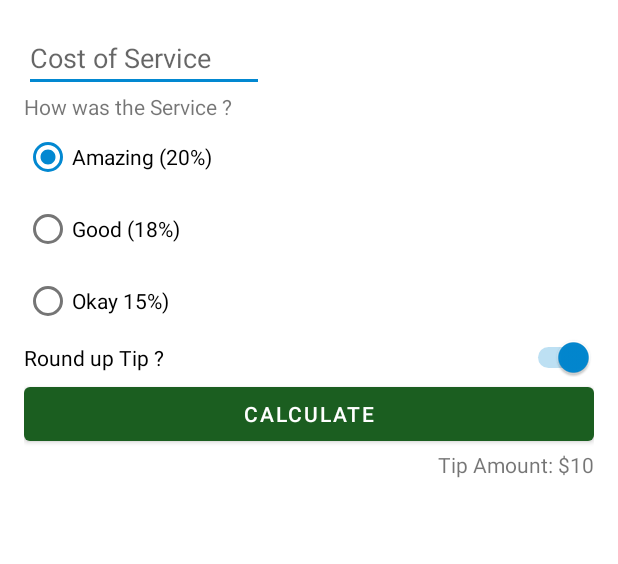
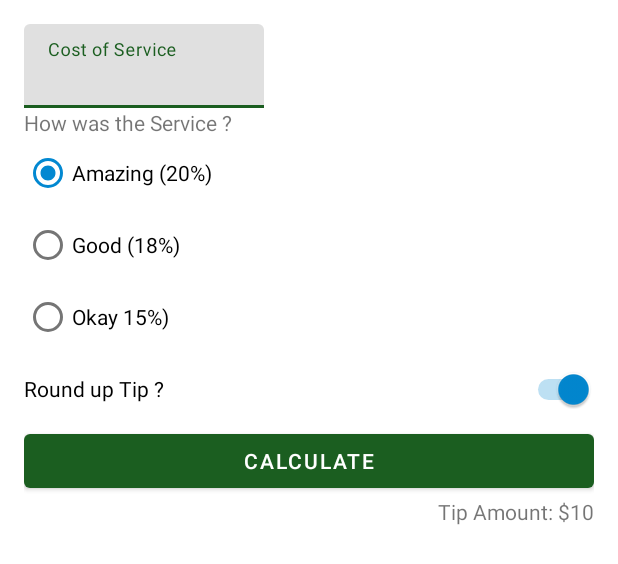
Before and after one commit to mohittalwar23/androiddev, an Android app: the layout activity_main.xml on its own in the app's theme, with its tools: preview values and no code run, on a phone screen of 412 x 824 dp. Shown: the top 564 px of the screen. Run offline under Robolectric (Android 15) with nearby library versions, the phone set to English and light mode, and no system bars.

Commit message:
NEW UI UPDATE

```diff
--- a/TipCalculator/app/src/main/java/com/example/tipcalculator/MainActivity.kt
+++ b/TipCalculator/app/src/main/java/com/example/tipcalculator/MainActivity.kt
@@ -3,6 +3,7 @@ import android.os.Bundle
 import androidx.appcompat.app.AppCompatActivity
 import com.example.tipcalculator.databinding.ActivityMainBinding
 import java.text.NumberFormat
+import java.util.Locale
 
 class MainActivity : AppCompatActivity() {
 
@@ -18,7 +19,7 @@ class MainActivity : AppCompatActivity() {
     }
 
     private fun calculateTip() {
-        val stringInTextField = binding.costOfService.text.toString()
+        val stringInTextField = binding.costOfService.editText?.text.toString()
         val cost = stringInTextField.toDoubleOrNull()
         if (cost == null) {
             binding.tipResult.text = ""
@@ -35,8 +36,8 @@ class MainActivity : AppCompatActivity() {
         if (binding.roundUpSwitch.isChecked) {
             tip = kotlin.math.ceil(tip)
         }
-
-        val formattedTip = NumberFormat.getCurrencyInstance().format(tip)
+        val currencyFormat = NumberFormat.getCurrencyInstance(Locale("en", "IN"))
+        val formattedTip = currencyFormat.format(tip)
         binding.tipResult.text = getString(R.string.tip_amount, formattedTip)
     }
 }
--- a/TipCalculator/app/src/main/res/layout/activity_main.xml
+++ b/TipCalculator/app/src/main/res/layout/activity_main.xml
@@ -1,5 +1,6 @@
 <?xml version="1.0" encoding="utf-8"?>
-<androidx.constraintlayout.widget.ConstraintLayout xmlns:android="http://schemas.android.com/apk/res/android"
+<androidx.constraintlayout.widget.ConstraintLayout
+    xmlns:android="http://schemas.android.com/apk/res/android"
     xmlns:app="http://schemas.android.com/apk/res-auto"
     xmlns:tools="http://schemas.android.com/tools"
     android:layout_width="match_parent"
@@ -7,14 +8,23 @@
     android:padding="16dp"
     tools:context=".MainActivity">
 
-    <EditText
+    <com.google.android.material.textfield.TextInputLayout
         android:id="@+id/cost_of_service"
         android:layout_width="160dp"
         android:layout_height="wrap_content"
-        android:hint="@string/cost_of_service"
-        android:inputType="numberDecimal"
+        android:hint="@string/cost_of_service_edit_text"
         app:layout_constraintStart_toStartOf="parent"
-        app:layout_constraintTop_toTopOf="parent" />
+        app:layout_constraintTop_toTopOf="parent">
+
+        <com.google.android.material.textfield.TextInputEditText
+            android:id="@+id/cost_of_service_edit_text"
+            android:layout_width="match_parent"
+            android:layout_height="wrap_content"
+            android:inputType="numberDecimal" />
+
+    </com.google.android.material.textfield.TextInputLayout>
+
+
 
     <TextView
         android:id="@+id/service_question"
@@ -56,7 +66,7 @@
     <Switch
         android:id="@+id/round_up_switch"
         android:layout_width="0dp"
-        android:layout_height="wrap_content"
+        android:layout_height="48dp"
         android:checked="true"
         android:text="@string/round_up_tip"
         app:layout_constraintEnd_toEndOf="parent"
--- a/TipCalculator/app/src/main/res/values/strings.xml
+++ b/TipCalculator/app/src/main/res/values/strings.xml
@@ -1,6 +1,6 @@
 <resources>
     <string name="app_name">Tip Calculator</string>
-    <string name="cost_of_service">Cost of Service</string>
+    <string name="cost_of_service_edit_text">Cost of Service</string>
     <string name="how_was_the_service">How was the Service ?</string>
     <string name="amazing_service">Amazing (20%)</string>
     <string name="good_service">Good (18%)</string>
```
